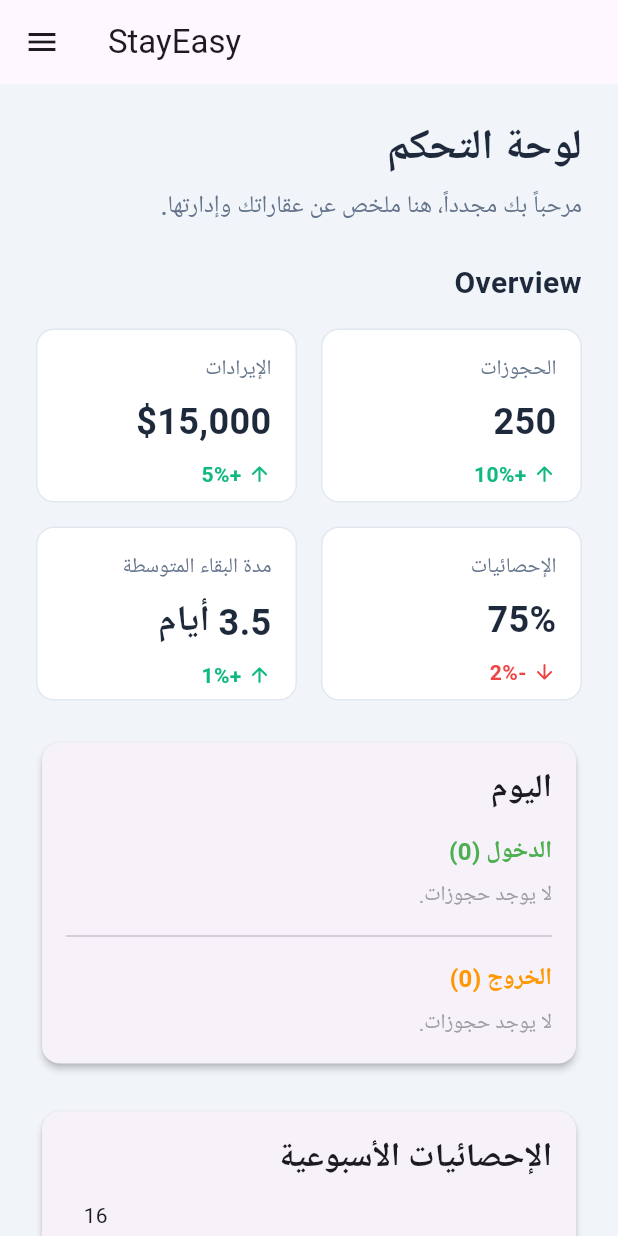
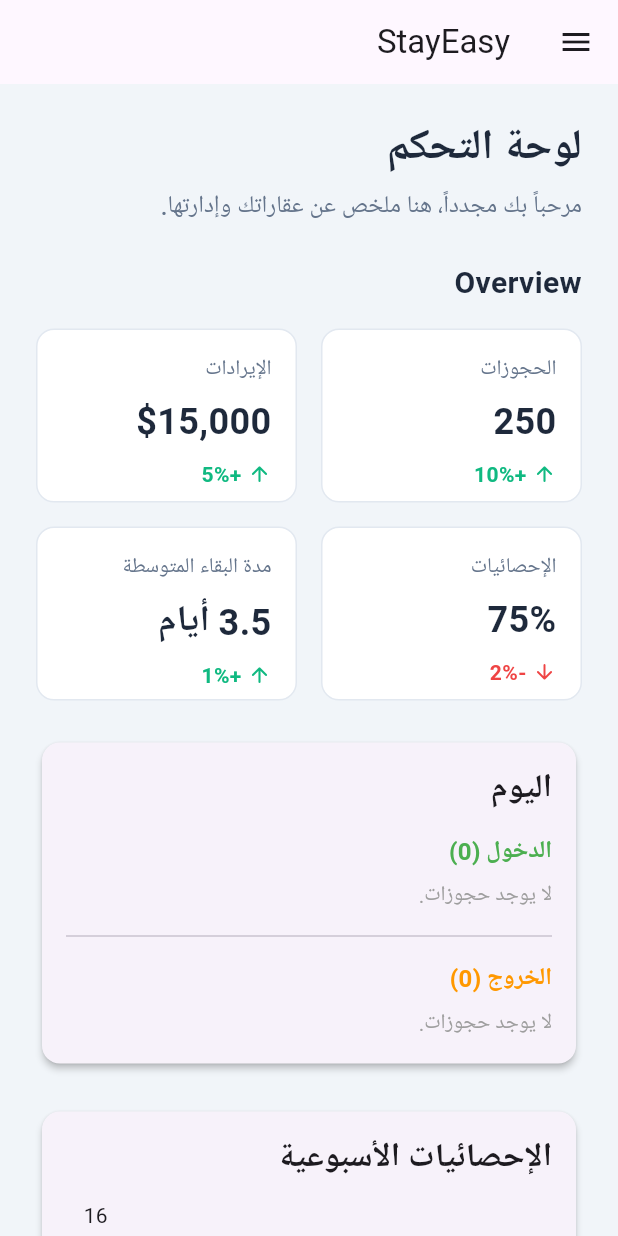
Before and after one commit to engbasel/DemaSyste, a Flutter app: the screen it shows after launch, on a phone screen of 412 x 824 dp. Run offline on Flutter 3.47's test engine with Material 3 defaults, Android fonts, the phone set to English and light mode, and no system bars; drawn by our look-alikes of fl_chart.

Commit message:
`Added support for Arabic language and RTL layout in the app, updated dependencies and plugins to support localization.`

```diff
--- /dev/null
+++ b/devtools_options.yaml
@@ -0,0 +1,3 @@
+description: This file stores settings for Dart & Flutter DevTools.
+documentation: https://docs.flutter.dev/tools/devtools/extensions#configure-extension-enablement-states
+extensions:
--- a/lib/main.dart
+++ b/lib/main.dart
@@ -1,5 +1,22 @@
+// import 'package:dema/views/home_view.dart';
+// import 'package:flutter/material.dart';
+
+// void main(List<String> args) {
+//   runApp(const DemaDashboard());
+// }
+
+// class DemaDashboard extends StatelessWidget {
+//   const DemaDashboard({super.key});
+
+//   @override
+//   Widget build(BuildContext context) {
+//     return MaterialApp(home: Scaffold(body: HomeView()));
+//   }
+// }
+
 import 'package:dema/views/home_view.dart';
 import 'package:flutter/material.dart';
+import 'package:flutter_localizations/flutter_localizations.dart';
 
 void main(List<String> args) {
   runApp(const DemaDashboard());
@@ -10,6 +27,27 @@ class DemaDashboard extends StatelessWidget {
 
   @override
   Widget build(BuildContext context) {
-    return MaterialApp(home: Scaffold(body: HomeView()));
+    return MaterialApp(
+      debugShowCheckedModeBanner: false,
+
+      // 👇 اللغة الافتراضية عربية (السعودية)
+      locale: const Locale('ar', 'SA'),
+
+      // 👇 اللغات المدعومة
+      supportedLocales: const [Locale('ar', 'SA'), Locale('en', 'US')],
+
+      // 👇 باكدجات الترجمة الجاهزة لفلاتر
+      localizationsDelegates: const [
+        GlobalMaterialLocalizations.delegate,
+        GlobalWidgetsLocalizations.delegate,
+        GlobalCupertinoLocalizations.delegate,
+      ],
+
+      // 👈 بتخلي الاتجاه حسب اللغة (عربي = RTL، انجليزي = LTR)
+      home: const Directionality(
+        textDirection: TextDirection.rtl,
+        child: Scaffold(body: HomeView()),
+      ),
+    );
   }
 }
--- a/lib/views/booking/BookingDetailsView.dart
+++ b/lib/views/booking/BookingDetailsView.dart
@@ -9,7 +9,7 @@ class BookingDetailsView extends StatelessWidget {
   @override
   Widget build(BuildContext context) {
     return Scaffold(
-      appBar: AppBar(title: Text('Booking for ${booking.guestName}')),
+      appBar: AppBar(title: Text('الحجز ل ${booking.guestName}')),
       body: SingleChildScrollView(
         padding: const EdgeInsets.all(16.0),
         child: Column(
--- a/pubspec.yaml
+++ b/pubspec.yaml
@@ -32,6 +32,7 @@ dependencies:
   fl_chart: ^1.1.1
   flutter:
     sdk: flutter
+  flutter_localization: ^0.3.3
   intl: ^0.20.2
 
 dev_dependencies:
```
Also changed, not shown: lib/views/booking/BookingsView.dart (+5 -6 lines), pubspec.lock, 5 other files.
